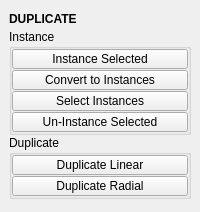
Old version of the form tentacle/ui/duplicate.ui in the repository m3trik/tentacle.
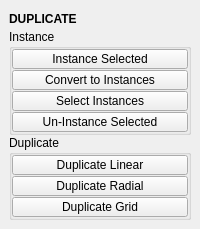
New version of the form. Custom widgets are drawn as their Qt base class.

The edit to the form file:
```diff
--- a/tentacle/ui/duplicate.ui
+++ b/tentacle/ui/duplicate.ui
@@ -385,6 +385,46 @@
            </property>
           </widget>
          </item>
+         <item>
+          <widget class="QPushButton" name="b008">
+           <property name="minimumSize">
+            <size>
+             <width>0</width>
+             <height>20</height>
+            </size>
+           </property>
+           <property name="maximumSize">
+            <size>
+             <width>16777215</width>
+             <height>20</height>
+            </size>
+           </property>
+           <property name="toolTip">
+            <string>&lt;html&gt;&lt;head/&gt;&lt;body&gt;&lt;p&gt;Duplicate: Create a grid array.&lt;/p&gt;&lt;/body&gt;&lt;/html&gt;</string>
+           </property>
+           <property name="text">
+            <string>Duplicate Grid</string>
+           </property>
+           <property name="iconSize">
+            <size>
+             <width>18</width>
+             <height>18</height>
+            </size>
+           </property>
+           <property name="autoDefault">
+            <bool>false</bool>
+           </property>
+           <property name="default">
+            <bool>false</bool>
+           </property>
+           <property name="flat">
+            <bool>false</bool>
+           </property>
+           <property name="bnabled" stdset="0">
+            <bool>true</bool>
+           </property>
+          </widget>
+         </item>
         </layout>
        </widget>
       </item>
```
Left out of the diff: 4 changed lines with no effect on the pictures.
